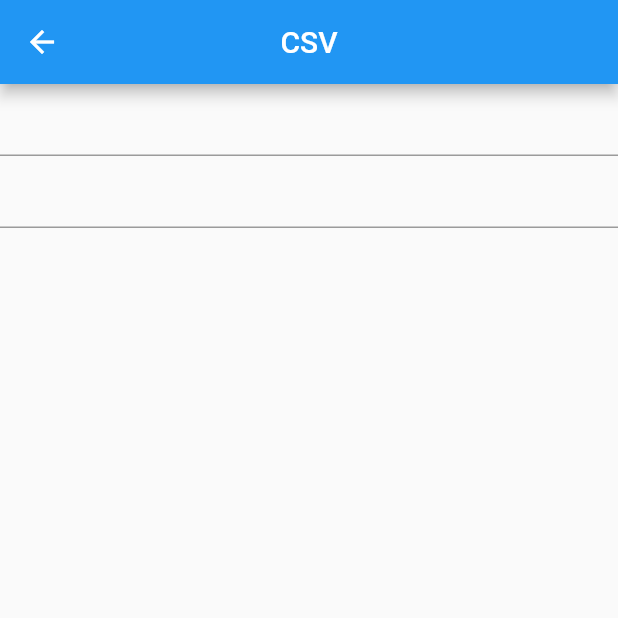
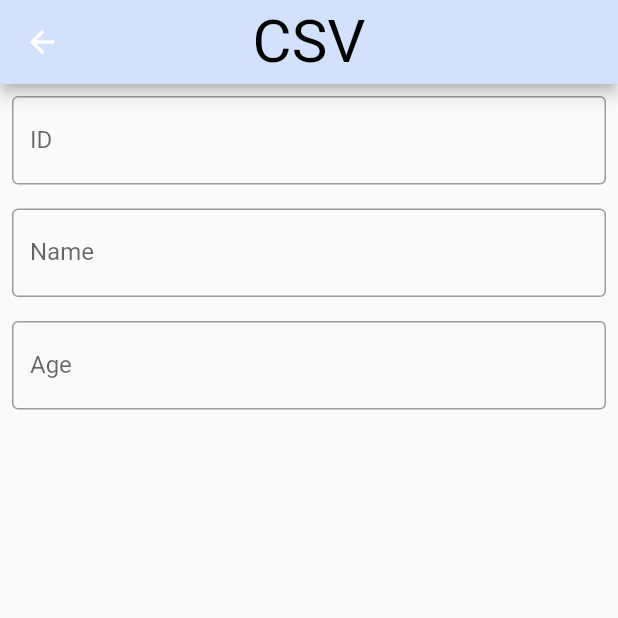
Before and after one commit to malavikaac/Flutter_csv_learning, a Flutter app: the HomePage screen opened directly, on a phone screen of 412 x 824 dp, the top half of it. Run offline on Flutter 3.47's test engine with Material 2 defaults, Android fonts, the phone set to English and light mode, and no system bars; our stand-ins replace csv.

Commit message:
feat : Textfield with controllers || module : created home page

```diff
--- a/lib/home_page.dart
+++ b/lib/home_page.dart
@@ -1,25 +1,60 @@
 import 'package:flutter/material.dart';
 
 class HomePage extends StatefulWidget {
-
   const HomePage({super.key});
 
   @override
   State<HomePage> createState() => _HomePageState();
 }
-   final
+
 class _HomePageState extends State<HomePage> {
+
+  final nameController = TextEditingController();
+  final ageController = TextEditingController();
+
+
   @override
   Widget build(BuildContext context) {
     return Scaffold(
       appBar: AppBar(
-        title: const Text("CSV"),
+        backgroundColor: const Color.fromARGB(255, 211, 226, 252),
+        title: const Text("CSV" ),
+        titleTextStyle: const TextStyle(color:Colors.black,fontSize: 40 ),
         centerTitle: true
       ),
       body:Column(
         children: [
-          TextFormField( ),
-          TextFormField( ),
+          Padding(
+            padding: const EdgeInsets.all(8.0),
+            child: TextField(
+              controller: nameController,
+              decoration: const InputDecoration(
+                border: OutlineInputBorder(),
+                labelText:"ID",
+                hintText: "Enter Your Id"),
+             ),
+          ),
+          Padding(
+            padding: const EdgeInsets.all(8.0),
+            child: TextField(
+              controller: nameController,
+              decoration: const InputDecoration(
+                border: OutlineInputBorder(),
+                labelText:"Name",
+                hintText: "Enter Your Name"),
+             ),
+          ),
+          Padding(
+            padding: const EdgeInsets.all(8.0),
+            child: TextField(
+              controller: nameController,
+              decoration: const InputDecoration(
+                border: OutlineInputBorder(),
+                labelText:"Age",
+                hintText: "Enter Your Age"),
+             ),
+          ),
+
 
         ],
       ),
```
Also changed, not shown: lib/list_page.dart (+10 -5 lines), lib/main.dart (+5 -3 lines).
